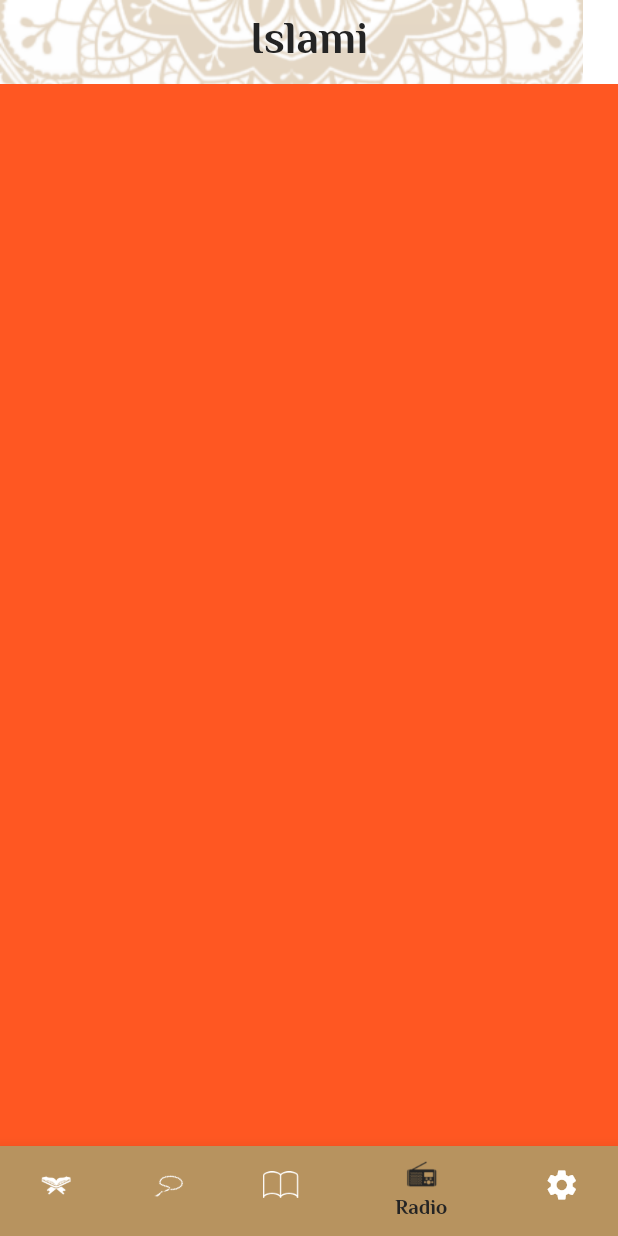
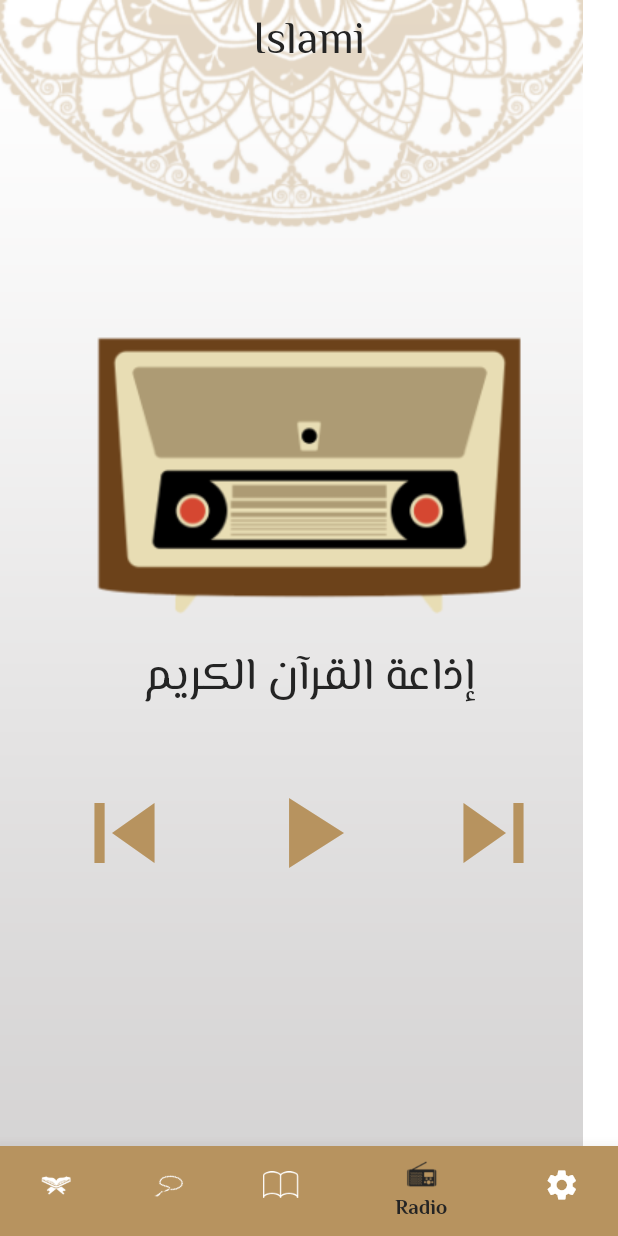
Before and after one commit to ahmed00331/islami, a Flutter app: the screen it shows after launch, item 4 of the bottom bar chosen, on a phone screen of 412 x 824 dp. Run offline on Flutter 3.47's test engine with Material 2 defaults, Android fonts, the phone set to English and light mode, and no system bars; our stand-ins replace google_fonts.

Commit message:
sebha and radio screens

```diff
--- a/lib/myThemeData.dart
+++ b/lib/myThemeData.dart
@@ -2,7 +2,6 @@ import 'package:flutter/material.dart';
 import 'package:google_fonts/google_fonts.dart';
 
 class MyThemeData {
-
   static Color primaryColor = const Color(0xffB7935F);
 
   static Color blackColor = const Color(0xff242424);
@@ -18,7 +17,7 @@ class MyThemeData {
       bodyLarge: GoogleFonts.elMessiri(
         fontSize: 30,
         color: blackColor,
-        fontWeight: FontWeight.bold,
+        fontWeight: FontWeight.w400,
       ),
       bodyMedium: GoogleFonts.elMessiri(
         fontSize: 25,
@@ -40,6 +39,5 @@ class MyThemeData {
     ),
   );
 
-
   static ThemeData darkTheme = ThemeData();
 }
--- a/lib/radioTap.dart
+++ b/lib/radioTap.dart
@@ -1,12 +1,29 @@
 import 'package:flutter/material.dart';
+import 'package:islami/myThemeData.dart';
 
 class RadioTap extends StatelessWidget {
   const RadioTap({super.key});
 
   @override
   Widget build(BuildContext context) {
-    return Container(
-      color: Colors.deepOrange,
+    return Column(
+      children: [
+        Padding(
+          padding: const EdgeInsets.only(top: 150),
+          child: Image.asset("assets/images/radio_image.png"),
+        ),
+        Text("إذاعة القرآن الكريم",style: Theme.of(context).textTheme.bodyLarge),
+        SizedBox(height: 40,),
+        Row(
+          mainAxisAlignment: MainAxisAlignment.spaceEvenly,
+          children: [
+            Icon(Icons.skip_previous,
+                color: MyThemeData.primaryColor, size: 80),
+            Icon(Icons.play_arrow, color: MyThemeData.primaryColor, size: 80),
+            Icon(Icons.skip_next, color: MyThemeData.primaryColor, size: 80),
+          ],
+        )
+      ],
     );
   }
 }
```
Also changed, not shown: lib/sebhaTap.dart (+87 -4 lines), lib/suraDetailes.dart (+26 -26 lines).
